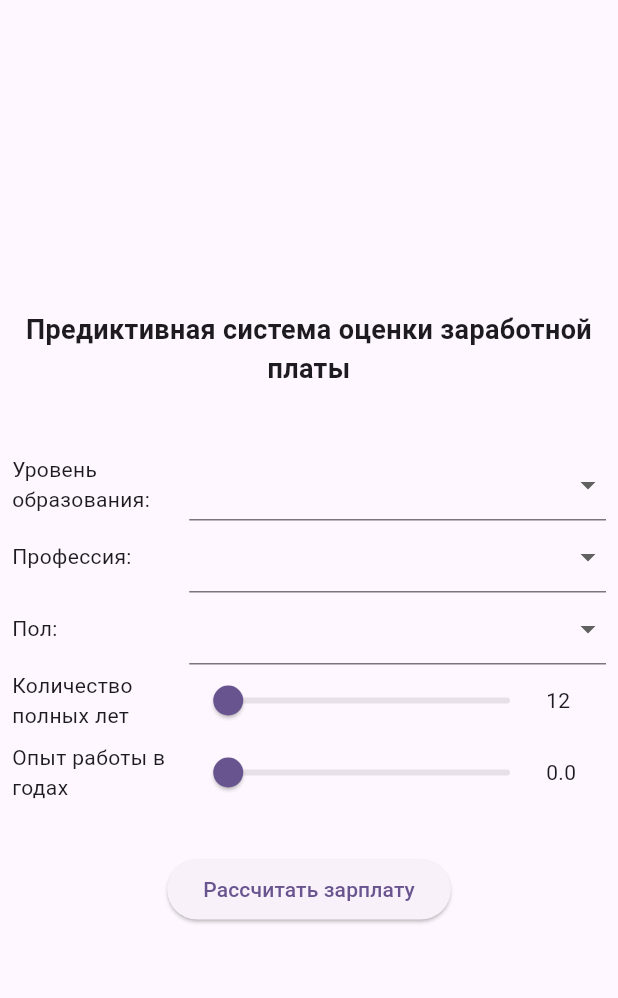
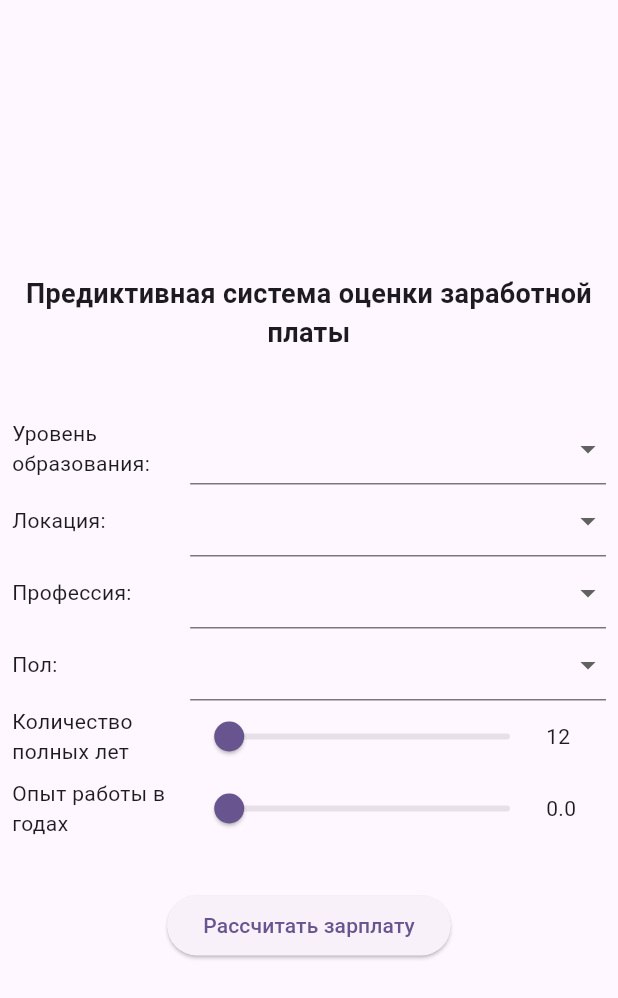
Before and after one commit to Uniserg/mlops_app, a Flutter app: the screen it shows after launch, on a phone screen of 412 x 824 dp. Shown: the top 998 px of the screen. Run offline on Flutter 3.47's test engine with Material 3 defaults, Android fonts, the phone set to English and light mode, and no system bars.

Commit message:
Лаб4 - интеграция внешнего препроцессинга и обученной модели

```diff
--- /dev/null
+++ b/lib/features/predict_salary/domain/constants/app_settings.dart
@@ -0,0 +1 @@
+const serverUrl = 'http://localhost:5000';
--- a/lib/features/predict_salary/domain/constants/education_levels.dart
+++ b/lib/features/predict_salary/domain/constants/education_levels.dart
@@ -1 +1 @@
-final educationLevels = ["Bachelor's", "Master's", 'PhD'];
+final educationLevels = ['High School', 'PhD', 'Bachelor', 'Master'];
--- a/lib/features/predict_salary/domain/constants/jobs.dart
+++ b/lib/features/predict_salary/domain/constants/jobs.dart
@@ -1,174 +1 @@
-final jobs = ['Software Engineer',
- 'Data Analyst',
- 'Senior Manager',
- 'Sales Associate',
- 'Director',
- 'Marketing Analyst',
- 'Product Manager',
- 'Sales Manager',
- 'Marketing Coordinator',
- 'Senior Scientist',
- 'Software Developer',
- 'HR Manager',
- 'Financial Analyst',
- 'Project Manager',
- 'Customer Service Rep',
- 'Operations Manager',
- 'Marketing Manager',
- 'Senior Engineer',
- 'Data Entry Clerk',
- 'Sales Director',
- 'Business Analyst',
- 'VP of Operations',
- 'IT Support',
- 'Recruiter',
- 'Financial Manager',
- 'Social Media Specialist',
- 'Software Manager',
- 'Junior Developer',
- 'Senior Consultant',
- 'Product Designer',
- 'CEO',
- 'Accountant',
- 'Data Scientist',
- 'Marketing Specialist',
- 'Technical Writer',
- 'HR Generalist',
- 'Project Engineer',
- 'Customer Success Rep',
- 'Sales Executive',
- 'UX Designer',
- 'Operations Director',
- 'Network Engineer',
- 'Administrative Assistant',
- 'Strategy Consultant',
- 'Copywriter',
- 'Account Manager',
- 'Director of Marketing',
- 'Help Desk Analyst',
- 'Customer Service Manager',
- 'Business Intelligence Analyst',
- 'Event Coordinator',
- 'VP of Finance',
- 'Graphic Designer',
- 'UX Researcher',
- 'Social Media Manager',
- 'Director of Operations',
- 'Senior Data Scientist',
- 'Junior Accountant',
- 'Digital Marketing Manager',
- 'IT Manager',
- 'Customer Service Representative',
- 'Business Development Manager',
- 'Senior Financial Analyst',
- 'Web Developer',
- 'Research Director',
- 'Technical Support Specialist',
- 'Creative Director',
- 'Senior Software Engineer',
- 'Human Resources Director',
- 'Content Marketing Manager',
- 'Technical Recruiter',
- 'Sales Representative',
- 'Chief Technology Officer',
- 'Junior Designer',
- 'Financial Advisor',
- 'Junior Account Manager',
- 'Senior Project Manager',
- 'Principal Scientist',
- 'Supply Chain Manager',
- 'Senior Marketing Manager',
- 'Training Specialist',
- 'Research Scientist',
- 'Junior Software Developer',
- 'Public Relations Manager',
- 'Operations Analyst',
- 'Product Marketing Manager',
- 'Senior HR Manager',
- 'Junior Web Developer',
- 'Senior Project Coordinator',
- 'Chief Data Officer',
- 'Digital Content Producer',
- 'IT Support Specialist',
- 'Senior Marketing Analyst',
- 'Customer Success Manager',
- 'Senior Graphic Designer',
- 'Software Project Manager',
- 'Supply Chain Analyst',
- 'Senior Business Analyst',
- 'Junior Marketing Analyst',
- 'Office Manager',
- 'Principal Engineer',
- 'Junior HR Generalist',
- 'Senior Product Manager',
- 'Junior Operations Analyst',
- 'Senior HR Generalist',
- 'Sales Operations Manager',
- 'Senior Software Developer',
- 'Junior Web Designer',
- 'Senior Training Specialist',
- 'Senior Research Scientist',
- 'Junior Sales Representative',
- 'Junior Marketing Manager',
- 'Junior Data Analyst',
- 'Senior Product Marketing Manager',
- 'Junior Business Analyst',
- 'Senior Sales Manager',
- 'Junior Marketing Specialist',
- 'Junior Project Manager',
- 'Senior Accountant',
- 'Director of Sales',
- 'Junior Recruiter',
- 'Senior Business Development Manager',
- 'Senior Product Designer',
- 'Junior Customer Support Specialist',
- 'Senior IT Support Specialist',
- 'Junior Financial Analyst',
- 'Senior Operations Manager',
- 'Director of Human Resources',
- 'Junior Software Engineer',
- 'Senior Sales Representative',
- 'Director of Product Management',
- 'Junior Copywriter',
- 'Senior Marketing Coordinator',
- 'Senior Human Resources Manager',
- 'Junior Business Development Associate',
- 'Senior Account Manager',
- 'Senior Researcher',
- 'Junior HR Coordinator',
- 'Director of Finance',
- 'Junior Marketing Coordinator',
- 'Junior Data Scientist',
- 'Senior Operations Analyst',
- 'Senior Human Resources Coordinator',
- 'Senior UX Designer',
- 'Junior Product Manager',
- 'Senior Marketing Specialist',
- 'Senior IT Project Manager',
- 'Senior Quality Assurance Analyst',
- 'Director of Sales and Marketing',
- 'Senior Account Executive',
- 'Director of Business Development',
- 'Junior Social Media Manager',
- 'Senior Human Resources Specialist',
- 'Senior Data Analyst',
- 'Director of Human Capital',
- 'Junior Advertising Coordinator',
- 'Junior UX Designer',
- 'Senior Marketing Director',
- 'Senior IT Consultant',
- 'Senior Financial Advisor',
- 'Junior Business Operations Analyst',
- 'Junior Social Media Specialist',
- 'Senior Product Development Manager',
- 'Junior Operations Manager',
- 'Senior Software Architect',
- 'Junior Research Scientist',
- 'Senior Financial Manager',
- 'Senior HR Specialist',
- 'Senior Data Engineer',
- 'Junior Operations Coordinator',
- 'Director of HR',
- 'Senior Operations Coordinator',
- 'Junior Financial Advisor',
- 'Director of Engineering'];
+final jobs = ['Manager', 'Director', 'Analyst', 'Engineer'];
--- /dev/null
+++ b/lib/features/predict_salary/domain/constants/locations.dart
@@ -0,0 +1 @@
+final locations = ['Urban', 'Suburban', 'Rural'];
--- a/lib/features/predict_salary/domain/entities/salary.dart
+++ b/lib/features/predict_salary/domain/entities/salary.dart
@@ -3,6 +3,7 @@ class Salary {
   String? gender;
   String? jobTitle;
   String? educationLevel;
+  String? location;
   double? yearsOfExperience;
   double? salary;
 
@@ -11,6 +12,7 @@ class Salary {
     this.gender,
     this.jobTitle,
     this.educationLevel,
+    this.location,
     this.yearsOfExperience,
     this.salary,
   });
@@ -22,6 +24,7 @@ class Salary {
       'jobTitle': jobTitle,
       'educationLevel': educationLevel,
       'yearsOfExperience': yearsOfExperience,
+      'location': location,
       'salary': salary,
     };
   }
@@ -37,6 +40,7 @@ class Salary {
       jobTitle: map['jobTitle'] ?? "",
       educationLevel: map['educationLevel'] ?? "",
       yearsOfExperience: (map['yearsOfExperience'] as num?)?.toDouble() ?? 0,
+      location: map['location'] ?? "",
       salary: (map['salary'] as num?)?.toDouble() ?? 0.0,
     );
 
@@ -46,12 +50,13 @@ class Salary {
       jobTitle: map['jobTitle'] ?? "",
       educationLevel: map['educationLevel'] ?? "",
       yearsOfExperience: (map['yearsOfExperience'] as num?)?.toDouble() ?? 0,
+      location: map['location'] ?? "",
       salary: (map['salary'] as num?)?.toDouble() ?? 0.0,
     );
   }
 
   @override
   String toString() {
-    return 'Salary(age: $age, gender: $gender, jobTitle: $jobTitle, educationLevel: $educationLevel, yearsOfExperience: $yearsOfExperience, salary: $salary)';
+    return 'Salary(age: $age, gender: $gender, jobTitle: $jobTitle, educationLevel: $educationLevel, location: $location, yearsOfExperience: $yearsOfExperience, salary: $salary)';
   }
 }
--- a/lib/features/predict_salary/presentation/pages/salary_predict_page.dart
+++ b/lib/features/predict_salary/presentation/pages/salary_predict_page.dart
@@ -1,10 +1,15 @@
+import 'dart:convert';
 import 'dart:math';
 
 import 'package:flutter/material.dart';
+import 'package:mlops_app/features/predict_salary/domain/constants/app_settings.dart';
 import 'package:mlops_app/features/predict_salary/domain/constants/education_levels.dart';
 import 'package:mlops_app/features/predict_salary/domain/constants/genders.dart';
 import 'package:mlops_app/features/predict_salary/domain/constants/jobs.dart';
+import 'package:mlops_app/features/predict_salary/domain/constants/locations.dart';
 import 'package:mlops_app/features/predict_salary/domain/entities/salary.dart';
+
+import 'package:http/http.dart' as http;
 
 int getDevisions(int min, int max) {
   return max - min + 1;
@@ -51,37 +56,48 @@ class _SalaryPredictPageState extends State<SalaryPredictPage> {
     );
   }
 
+
+  double mockSalary() {
+    final randomSalary = Random.secure().nextDouble() * 1000000;
+    return randomSalary;
+  }
+
+  Future<double> getSalaryFromServer() async {
+     showLoaderDialog(context);
+    final response = await http.post(
+      Uri.parse('$serverUrl/api/salary_predict'),
+      headers: {
+        "Access-Control-Allow-Origin": "*",
+        'Content-Type': 'application/json',
+        'Accept': '*/*'
+      },
+      body: json.encode(salary.toJson()),
+    );
+    Navigator.pop(context);
+
+    double? salary_value;
+
+    if (response.statusCode == 200) {
+      final data = json.decode(response.body);
+      salary_value = double.parse(data['salary']);
+    } else {
+      throw Exception(
+          'Неуспешный запрос ${response.statusCode}: ${response.reasonPhrase}');
+    }
+
+    if (salary_value == null) {
+      throw Exception(
+          'Неуспешный запрос ${response.statusCode}: ${response.reasonPhrase}');
+    }
+    return salary_value;
+  }
+
   void getPredictSalary(BuildContext context, Salary salary) async {
-    // showLoaderDialog(context);
-    // final response = await http.post(
-    //   Uri.parse('$lab1Url/get-salary'),
-    //   headers: {
-    //     "Access-Control-Allow-Origin": "*",
-    //     'Content-Type': 'application/json',
-    //     'Accept': '*/*'
-    //   },
-    //   body: salary.toJson(),
-    // );
-    // Navigator.pop(context);
+    double salary_value = await getSalaryFromServer();
 
-    // double? salary;
-
-    // if (response.statusCode == 200) {
-    //   final data = json.decode(response.body);
-    //   salary = double.parse(data['salary']);
-    // } else {
-    //   throw Exception(
-    //       'Неуспешный запрос ${response.statusCode}: ${response.reasonPhrase}');
-    // }
-
-    // if (salary == null) {
-    //   throw Exception(
-    //       'Неуспешный запрос ${response.statusCode}: ${response.reasonPhrase}');
-    // }
     setState(() {
-
-      final randomSalary = Random.secure().nextDouble() * 1000000;
-      salary.salary = num.parse(randomSalary.toStringAsFixed(2)) as double?;
+      // final randomSalary = Random.secure().nextDouble() * 1000000;
+      salary.salary = num.parse(salary_value.toStringAsFixed(2)) as double?;
     });
   }
 
@@ -138,6 +154,27 @@ class _SalaryPredictPageState extends State<SalaryPredictPage> {
                         })
                   ],
                 ),
+                                TableRow(
+                  children: [
+                    const Text("Локация:"),
+                    DropdownButtonFormField(
+                        validator: (value) =>
+                            value != null ? null : requiredField,
+                        isExpanded: true,
+                        value: salary.location,
+                        items: locations
+                            .map((e) => DropdownMenuItem(
+                                  value: e,
+                                  child: Text(e),
+                                ))
+                            .toList(),
+                        onChanged: (value) {
+                          setState(() {
+                            salary.location = value;
+                          });
+                        })
+                  ],
+                ),
                 TableRow(
                   children: [
                     const Text("Профессия:"),
@@ -180,6 +217,7 @@ class _SalaryPredictPageState extends State<SalaryPredictPage> {
                         }),
                   ],
                 ),
+
                 TableRow(
                   children: [
                     const Text("Количество полных лет"),
```
